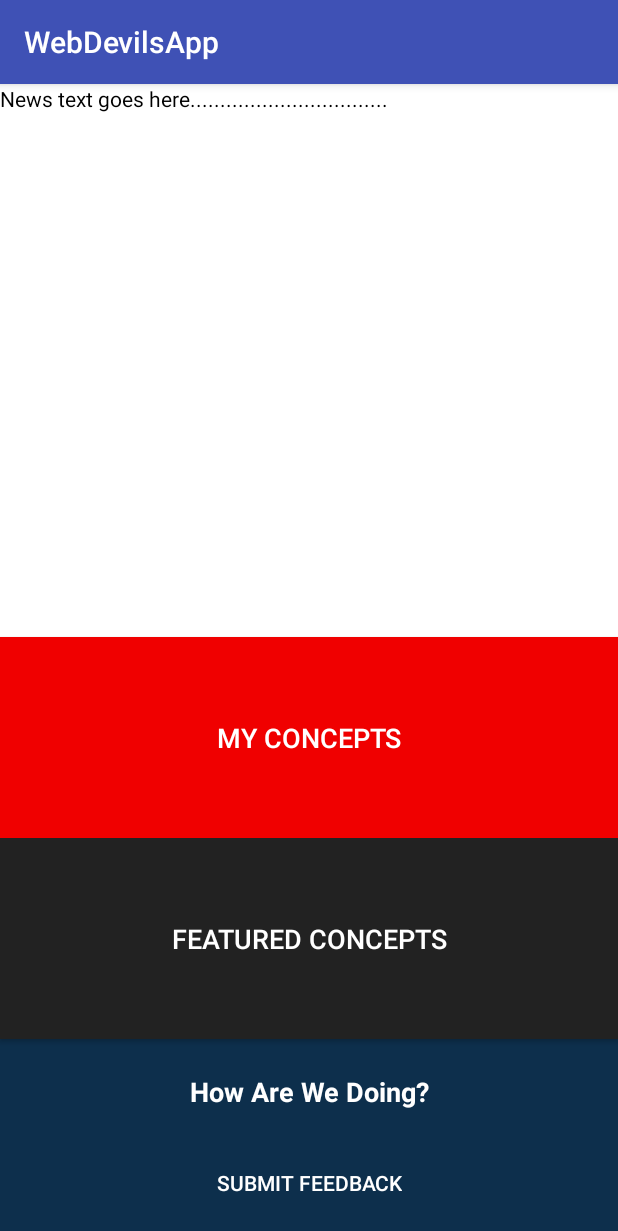
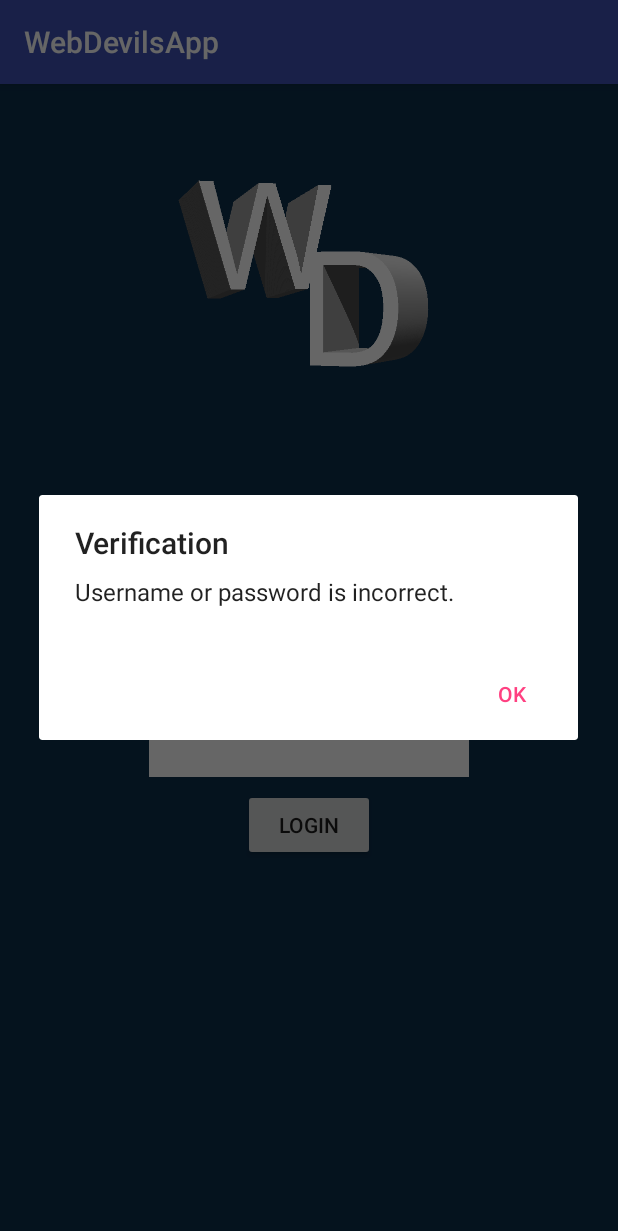
Before and after one commit to cfroke/WebDevilsApp, an Android app: the screen it shows after launch (LandingActvity before the commit, LoginActivity after it), after a tap on "LOGIN", on a phone screen of 412 x 824 dp. Shown: the top 1231 px of the screen. Run offline under Robolectric (Android 15) with nearby library versions, the phone set to English and light mode, and no system bars.

Commit message:
User authentication added username: "user" password: "password"

```diff
--- a/app/src/main/java/webdevils/webdevilsapp/LoginActivity.java
+++ b/app/src/main/java/webdevils/webdevilsapp/LoginActivity.java
@@ -1,19 +1,29 @@
 package webdevils.webdevilsapp;
 
 import android.content.Intent;
+import android.support.v7.app.AlertDialog;
 import android.support.v7.app.AppCompatActivity;
 import android.os.Bundle;
 import android.view.View;
 import android.widget.Button;
 import android.widget.EditText;
+import java.util.HashMap;
+import android.content.DialogInterface;
+import android.app.AlertDialog.Builder;
+
 
 public class LoginActivity extends AppCompatActivity {
+
+    HashMap<String, String> users = new HashMap<String, String>();
 
     @Override
     protected void onCreate(Bundle savedInstanceState) {
         super.onCreate(savedInstanceState);
         setContentView(R.layout.activity_login);
         Button login = (Button) findViewById(R.id.button);
+        users.put("user", "password");
+        final AlertDialog.Builder dlgAlert = new AlertDialog.Builder(this);
+
 
         // Gets username and password and turns them into strings for validation
         login.setOnClickListener(new View.OnClickListener() {
@@ -22,9 +32,46 @@ public class LoginActivity extends AppCompatActivity {
                 EditText inputPass = (EditText) findViewById(R.id.passwordEntry);
                 String uName = inputName.getText().toString();
                 String uPass = inputPass.getText().toString();
-                Intent i = new Intent(getApplicationContext(), LandingActvity.class);
-                startActivity(i);
+                if (validateUser(uName, uPass)) {
+                    dlgAlert.setMessage("User authenticated.");
+                    dlgAlert.setTitle("Verification");
+                    dlgAlert.setPositiveButton("OK", null);
+                    dlgAlert.setCancelable(true);
+                    dlgAlert.create().show();
+                    dlgAlert.setPositiveButton("Ok",
+                            new DialogInterface.OnClickListener() {
+                                public void onClick(DialogInterface dialog, int which) {
+                                    //dismiss the dialog
+                                }
+                            });
+                    Intent i = new Intent(getApplicationContext(), LandingActvity.class);
+                    startActivity(i);
+
+                }else{
+                    dlgAlert.setMessage("Username or password is incorrect.");
+                    dlgAlert.setTitle("Verification");
+                    dlgAlert.setPositiveButton("OK", null);
+                    dlgAlert.setCancelable(true);
+                    dlgAlert.create().show();
+                    dlgAlert.setPositiveButton("Ok",
+                            new DialogInterface.OnClickListener() {
+                                public void onClick(DialogInterface dialog, int which) {
+                                    //dismiss the dialog
+                                }
+                            });
+                }
+
             }
         });
     }
+
+    //checks username and password submission against list of known users and credentials
+    public boolean validateUser(String u, String p) {
+        if(users.get(u) != null) {
+            return (users.get(u).equals(p));
+        }else{
+            return false;
+        }
+    }
+
 }
```
